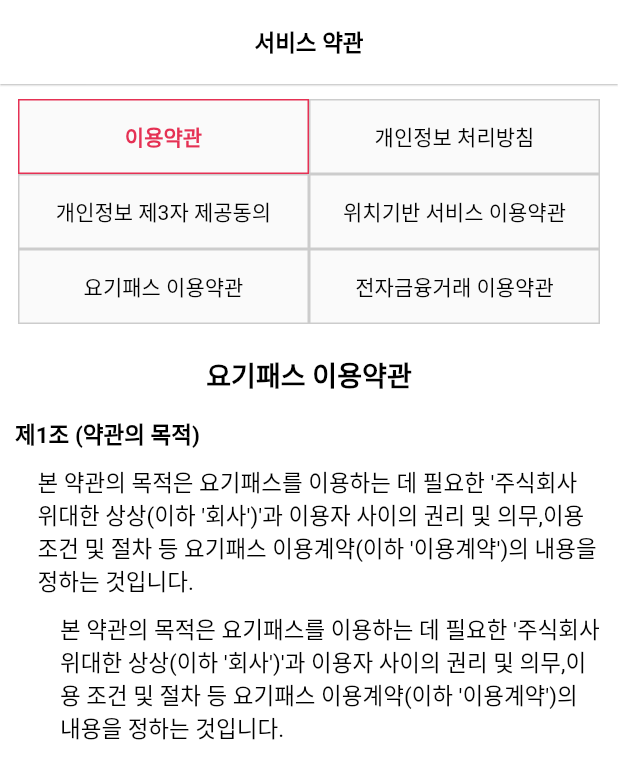
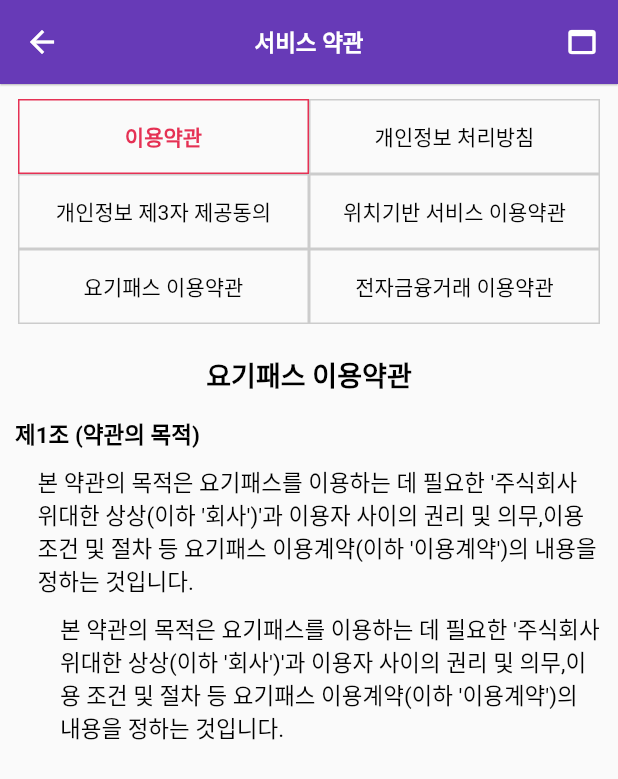
Before and after one commit to paxFortuna/UI-Terms-Sample, a Flutter app: the TermsOfService screen opened directly, on a phone screen of 412 x 824 dp. Shown: the top 779 px of the screen. Run offline on Flutter 3.47's test engine with Material 2 defaults, Android fonts, the phone set to English and light mode, and no system bars; our stand-ins replace webview_flutter.

```diff
--- a/lib/main.dart
+++ b/lib/main.dart
@@ -1,6 +1,5 @@
 import 'package:flutter/material.dart';
-import 'package:ui_terms_sample/src/terms_of_service_webview.dart';
-import 'src/terms_of_service.dart';
+import 'package:ui_terms_sample/src/routes.dart';
 
 void main() {
   runApp(const MyApp());
@@ -26,7 +25,7 @@ class MyApp extends StatelessWidget {
         ),
         primarySwatch: Colors.blue,
       ),
-      home: TermsOfServiceWithWebview(),
+      home: const Routes(),
     );
   }
 }
--- a/lib/src/terms_of_service.dart
+++ b/lib/src/terms_of_service.dart
@@ -2,6 +2,7 @@ import 'package:flutter/material.dart';
 
 import 'terms/terms1.dart';
 import 'terms/terms2.dart';
+import 'terms_of_service_webview.dart';
 
 class TermsOfService extends StatefulWidget {
   const TermsOfService({Key? key}) : super(key: key);
@@ -67,8 +68,8 @@ class _TermsOfServiceState extends State<TermsOfService> {
 
   Widget _menuOne(
       {required String menu,
-        required bool isActive,
-        required Function() onTap}) {
+      required bool isActive,
+      required Function() onTap}) {
     return GestureDetector(
       onTap: onTap,
       child: Container(
@@ -78,7 +79,7 @@ class _TermsOfServiceState extends State<TermsOfService> {
           border: Border.all(
               width: 1,
               color:
-              isActive ? const Color(0xffe53154) : const Color(0xffcccccc)),
+                  isActive ? const Color(0xffe53154) : const Color(0xffcccccc)),
           color: const Color(0xfffafafa),
         ),
         child: Center(
@@ -111,10 +112,30 @@ class _TermsOfServiceState extends State<TermsOfService> {
   @override
   Widget build(BuildContext context) {
     return Scaffold(
-      backgroundColor: Colors.white,
+      // backgroundColor: Colors.white,
       appBar: AppBar(
+        backgroundColor: Colors.deepPurple,
         centerTitle: true,
-        title: const Text('서비스 약관'),
+        title: const Text(
+          '서비스 약관',
+          style: TextStyle(
+            color: Colors.white,
+          ),
+        ),
+        actions: [
+          IconButton(
+              onPressed: () {
+                Navigator.push(
+                  context,
+                  MaterialPageRoute(
+                    builder: (context) => TermsOfServiceWithWebview(),
+                  ),
+                );
+              },
+              icon: const Icon(
+                Icons.web_asset,
+              ))
+        ],
       ),
       body: SingleChildScrollView(
         child: Column(
```
Also changed, not shown: lib/src/routes.dart (added, +51 -0 lines), lib/src/terms_of_service_webview.dart (+23 -1 lines).
